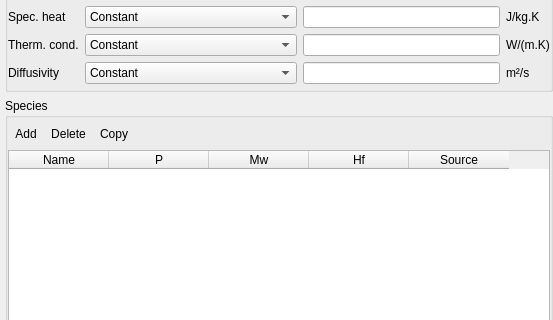
truongd8593/mfix, file mfixgui/uifiles/fluid.ui: the form before one commit; both pictures show x 0 to 553 and y 302 to 622 of the 553 by 957 pixel window.
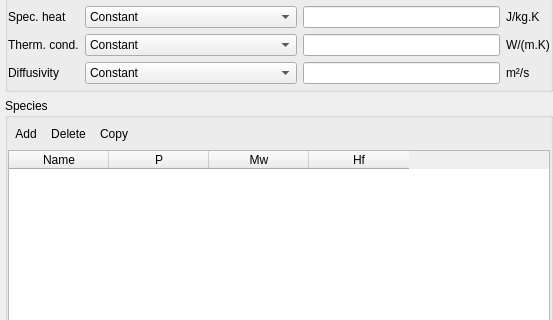
The form after the commit. Custom widgets are drawn as their Qt base class.

Commit message: remove 'Source' column from species tables

What changed in the file:
```diff
--- a/mfixgui/uifiles/fluid.ui
+++ b/mfixgui/uifiles/fluid.ui
@@ -309,14 +309,6 @@
           <string>Heat of formation</string>
          </property>
         </column>
-        <column>
-         <property name="text">
-          <string>Source</string>
-         </property>
-         <property name="toolTip">
-          <string>Dat a source</string>
-         </property>
-        </column>
        </widget>
       </item>
      </layout>
```
The commit also changes 3 other files.
